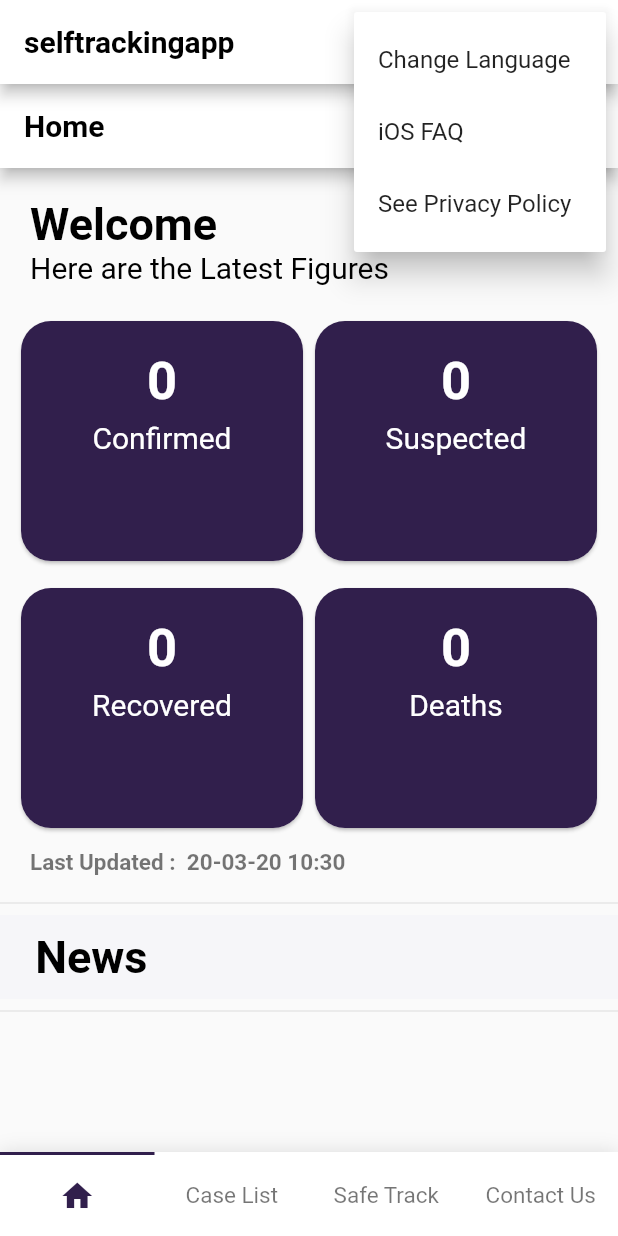
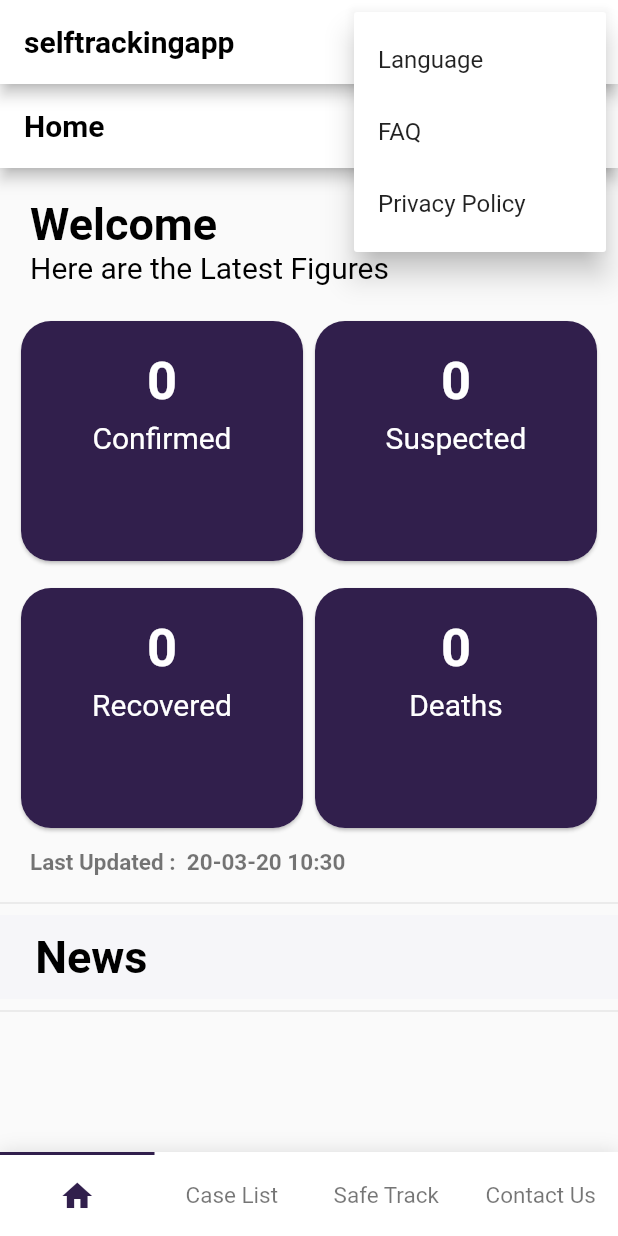
Before and after one commit to ICTASL/MyHealthApp, a Flutter app: the RootScreen screen opened directly, after a tap on the "more vert" icon, on a phone screen of 412 x 824 dp. Run offline on Flutter 3.47's test engine with Material 2 defaults, Android fonts, the phone set to English and light mode, and no system bars; drawn by our look-alikes of titled_navigation_bar; our stand-ins replace cached_network_image, date_format, equatable, firebase_messaging, firebase_remote_config, geolocator and 6 more; accounts and stored records are empty; network calls fail.

Commit message:
fix minor issues

```diff
--- a/lib/networking/api_client.dart
+++ b/lib/networking/api_client.dart
@@ -13,8 +13,10 @@ class ApiClient {
 //  final String _baseUrl = 'https://api.covid-19.health.gov.lk';
   final String _baseUrl;
 
+  static final bool debugRelease = true;
+
   ApiClient()
-      : _baseUrl = kReleaseMode
+      : _baseUrl = debugRelease
             ? 'http://covid19.egreen.io:8000'
             : 'https://api.covid-19.health.gov.lk';
 
--- a/lib/page/screen/root_screen.dart
+++ b/lib/page/screen/root_screen.dart
@@ -139,10 +139,10 @@ class _RootScreenState extends State<RootScreen> {
             itemBuilder: (BuildContext context) {
               return [
                 PopupMenuItem<String>(
-                    child: Text('Change Language'), value: 'change_lan'),
-                PopupMenuItem<String>(child: Text('iOS FAQ'), value: 'ios_faq'),
+                    child: Text('Language'), value: 'change_lan'),
+                PopupMenuItem<String>(child: Text('FAQ'), value: 'ios_faq'),
                 PopupMenuItem<String>(
-                    child: Text('See Privacy Policy'), value: 'see_priv'),
+                    child: Text('Privacy Policy'), value: 'see_priv'),
               ];
             },
           ),
```
